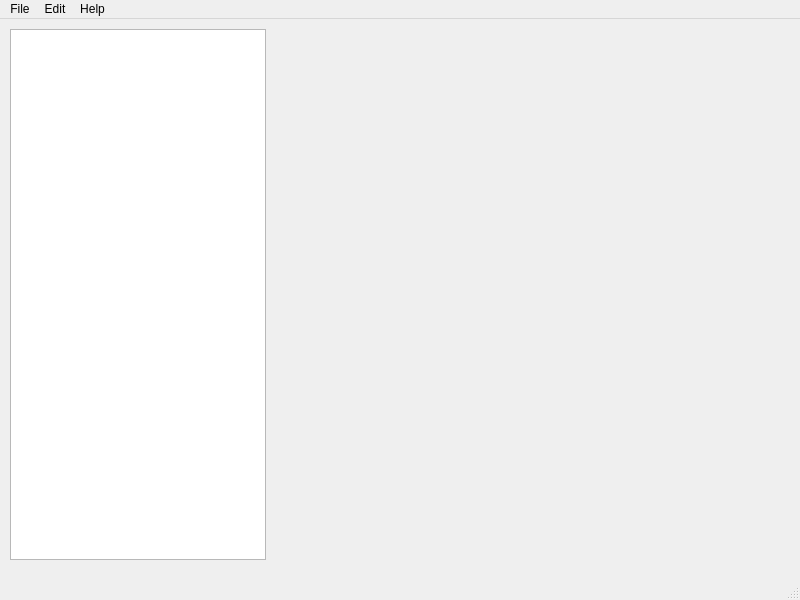
Qt form mainwindow.ui (neophack/AutoPlatform) before a commit.
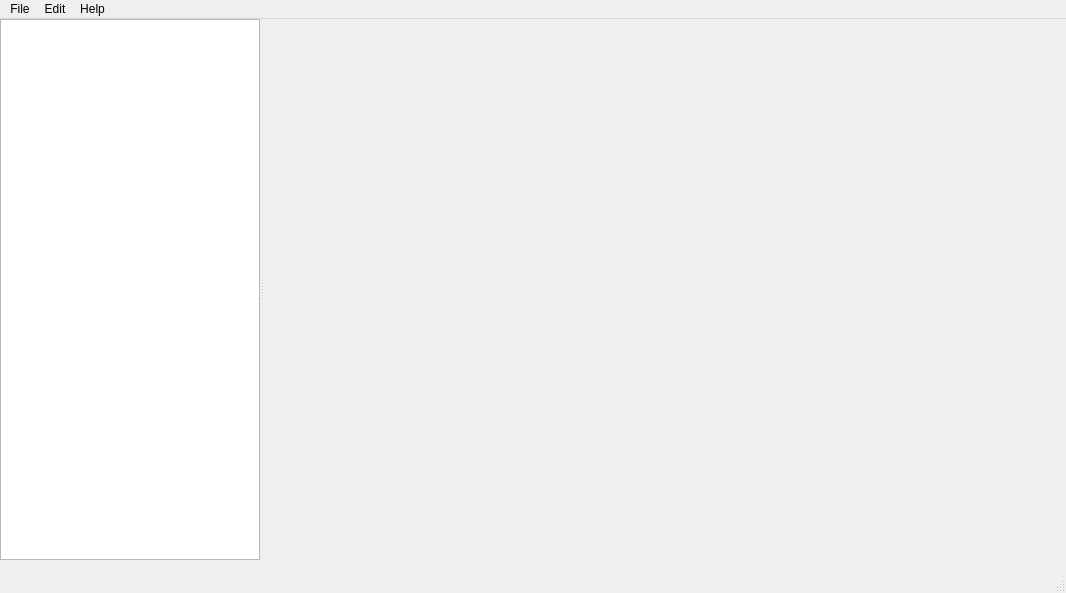
The same form after that commit.

Commit message: 1：项目修改为CMake管理 2：增加了nodeeditor组件到屏幕上

What changed in the file:
```diff
--- a/mainwindow.ui
+++ b/mainwindow.ui
@@ -6,23 +6,59 @@
    <rect>
     <x>0</x>
     <y>0</y>
-    <width>800</width>
-    <height>600</height>
+    <width>1066</width>
+    <height>593</height>
    </rect>
   </property>
   <property name="windowTitle">
    <string>MainWindow</string>
   </property>
   <widget class="QWidget" name="centralwidget">
-   <widget class="QTreeView" name="treeView">
+   <widget class="QSplitter" name="splitter">
     <property name="geometry">
      <rect>
-      <x>10</x>
-      <y>10</y>
-      <width>256</width>
-      <height>531</height>
+      <x>0</x>
+      <y>0</y>
+      <width>781</width>
+      <height>541</height>
      </rect>
     </property>
+    <property name="autoFillBackground">
+     <bool>false</bool>
+    </property>
+    <property name="orientation">
+     <enum>Qt::Horizontal</enum>
+    </property>
+    <property name="opaqueResize">
+     <bool>true</bool>
+    </property>
+    <widget class="QTreeView" name="treeView">
+     <property name="sizePolicy">
+      <sizepolicy hsizetype="Expanding" vsizetype="Minimum">
+       <horstretch>0</horstretch>
+       <verstretch>0</verstretch>
+      </sizepolicy>
+     </property>
+     <property name="minimumSize">
+      <size>
+       <width>260</width>
+       <height>0</height>
+      </size>
+     </property>
+     <property name="maximumSize">
+      <size>
+       <width>260</width>
+       <height>16777215</height>
+      </size>
+     </property>
+    </widget>
+    <widget class="QWidget" name="verticalLayoutWidget">
+     <layout class="QVBoxLayout" name="vl_nodeeditor">
+      <property name="spacing">
+       <number>0</number>
+      </property>
+     </layout>
+    </widget>
    </widget>
   </widget>
   <widget class="QMenuBar" name="menubar">
@@ -30,8 +66,8 @@
     <rect>
      <x>0</x>
      <y>0</y>
-     <width>800</width>
-     <height>23</height>
+     <width>1066</width>
+     <height>24</height>
     </rect>
    </property>
    <widget class="QMenu" name="menuFile">
```
Left out of the diff: 8 changed lines with no effect on the pictures. The commit also changes 12 other files.
